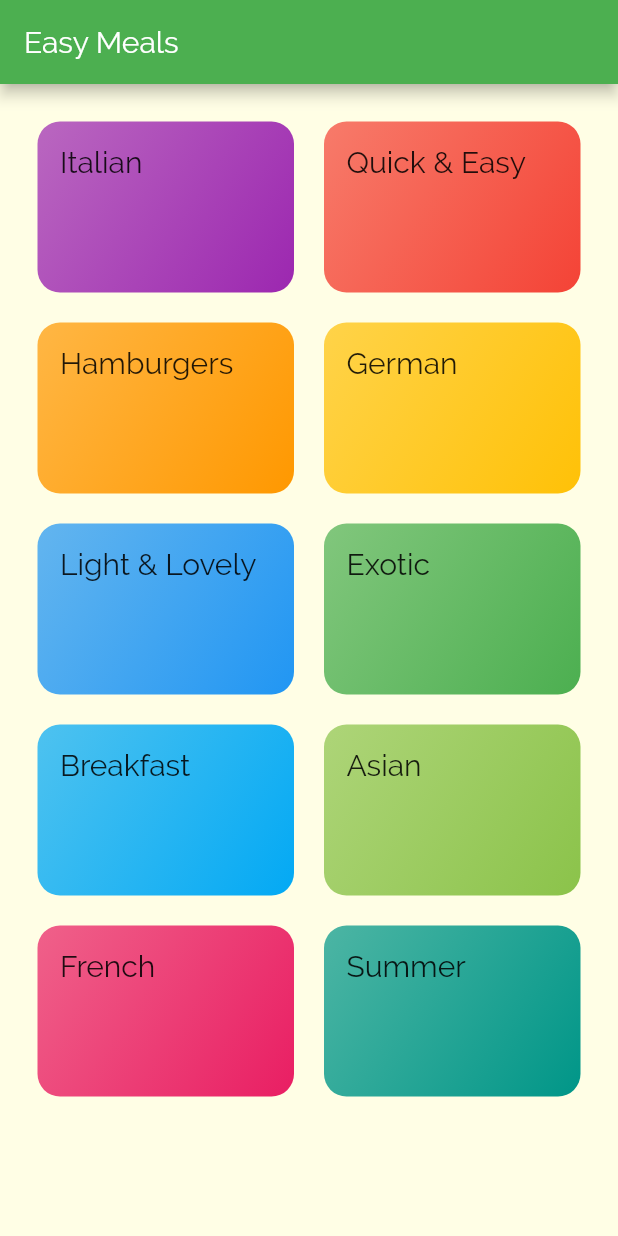
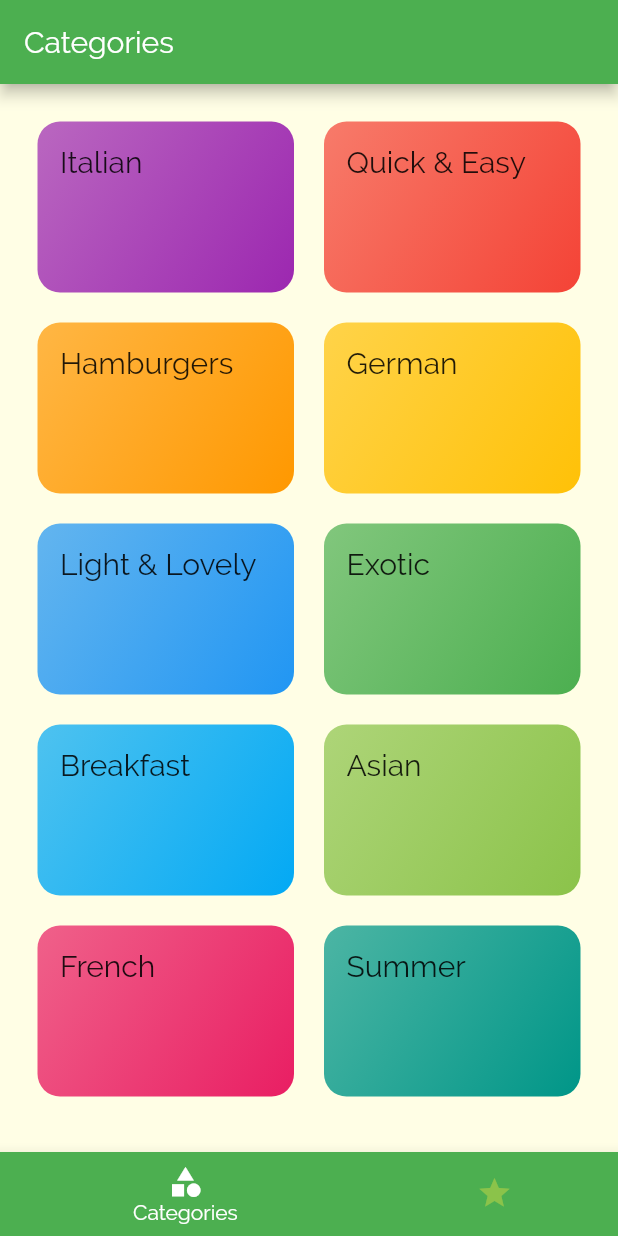
Before and after one commit to dim-sen/easy-meals, a Flutter app: the screen it shows after launch, on a phone screen of 412 x 824 dp. Run offline on Flutter 3.47's test engine with Material 2 defaults, Android fonts, the light colour scheme and no system bars.

Commit message:
Finishing Tab Screen

```diff
--- a/lib/main.dart
+++ b/lib/main.dart
@@ -1,7 +1,7 @@
 import 'package:easy_meals/screens/detail_meals_screen.dart';
 import 'package:easy_meals/screens/meals_screen.dart';
+import 'package:easy_meals/screens/tabs_screen.dart';
 import 'package:flutter/material.dart';
-import '../screens/categories_screen.dart';
 import '../screens/detail_meals_screen.dart';
 
 void main() {
@@ -22,7 +22,7 @@ class MyApp extends StatelessWidget {
       ),
       initialRoute: '/',
       routes: {
-        '/': (context) => CategoriesScreen(),
+        '/': (context) => TabsScreen(),
         MealsScreen.routeName: (context) => MealsScreen(),
         DetailMealsScreen.routeName: (context) => DetailMealsScreen(),
       },
--- a/lib/screens/categories_screen.dart
+++ b/lib/screens/categories_screen.dart
@@ -7,9 +7,6 @@ class CategoriesScreen extends StatelessWidget {
   @override
   Widget build(BuildContext context) {
     return Scaffold(
-      appBar: AppBar(
-        title: Text('Easy Meals'),
-      ),
       body: GridView(
         padding: const EdgeInsets.all(25),
         children: DUMMY_CATEGORIES.map(
--- /dev/null
+++ b/lib/screens/favorites_screen.dart
@@ -0,0 +1,14 @@
+import 'package:flutter/material.dart';
+
+class FavoritesScreen extends StatelessWidget {
+  const FavoritesScreen({Key? key}) : super(key: key);
+
+  @override
+  Widget build(BuildContext context) {
+    return Center(
+      child: Text(
+        'Favorites',
+      ),
+    );
+  }
+}
--- /dev/null
+++ b/lib/screens/tabs_screen.dart
@@ -0,0 +1,100 @@
+import 'package:easy_meals/screens/categories_screen.dart';
+import 'package:easy_meals/screens/favorites_screen.dart';
+import 'package:flutter/material.dart';
+
+class TabsScreen extends StatefulWidget {
+  @override
+  State<TabsScreen> createState() => _TabsScreenState();
+}
+
+// class _TabsScreenState extends State<TabsScreen> {
+//   @override
+//   Widget build(BuildContext context) {
+//     return DefaultTabController(
+//       length: 2,
+//       child: Scaffold(
+//         appBar: AppBar(
+//           title: Text('Easy Meals'),
+//           bottom: TabBar(
+//             tabs: [
+//               Tab(
+//                 icon: Icon(
+//                   Icons.category,
+//                 ),
+//                 text: 'Categories',
+//               ),
+//               Tab(
+//                 icon: Icon(
+//                   Icons.star,
+//                 ),
+//                 text: 'Favorites',
+//               ),
+//             ],
+//           ),
+//         ),
+//         body: TabBarView(
+//           children: [
+//             CategoriesScreen(),
+//             FavoritesScreen(),
+//           ],
+//         ),
+//       ),
+//     );
+//   }
+// }
+
+class _TabsScreenState extends State<TabsScreen> {
+
+  final List<Map<String, Object>> _pages = [
+    {
+      'page': CategoriesScreen(),
+      'title': 'Categories',
+    },
+    {
+      'page': FavoritesScreen(),
+      'title': 'Favorites',
+    }
+  ];
+
+  int _selectPageIndex = 0;
+
+  void _selectAPage(int index) {
+    setState(() {
+      _selectPageIndex = index;
+    });
+  }
+
+  @override
+  Widget build(BuildContext context) {
+    return Scaffold(
+      appBar: AppBar(
+        title: Text(_pages[_selectPageIndex]['title'] as String),
+      ),
+      body: _pages[_selectPageIndex]['page'] as Widget,
+      bottomNavigationBar: BottomNavigationBar(
+        onTap: _selectAPage,
+        backgroundColor: Theme.of(context).primaryColor,
+        unselectedItemColor: Theme.of(context).accentColor,
+        selectedItemColor: Colors.white,
+        currentIndex: _selectPageIndex,
+        type: BottomNavigationBarType.shifting,
+        items: [
+          BottomNavigationBarItem(
+            backgroundColor: Theme.of(context).primaryColor,
+            icon: Icon(
+              Icons.category,
+            ),
+            label: 'Categories',
+          ),
+          BottomNavigationBarItem(
+            backgroundColor: Theme.of(context).primaryColor,
+            icon: Icon(
+              Icons.star,
+            ),
+            label: 'Favorites',
+          ),
+        ],
+      ),
+    );
+  }
+}
```
